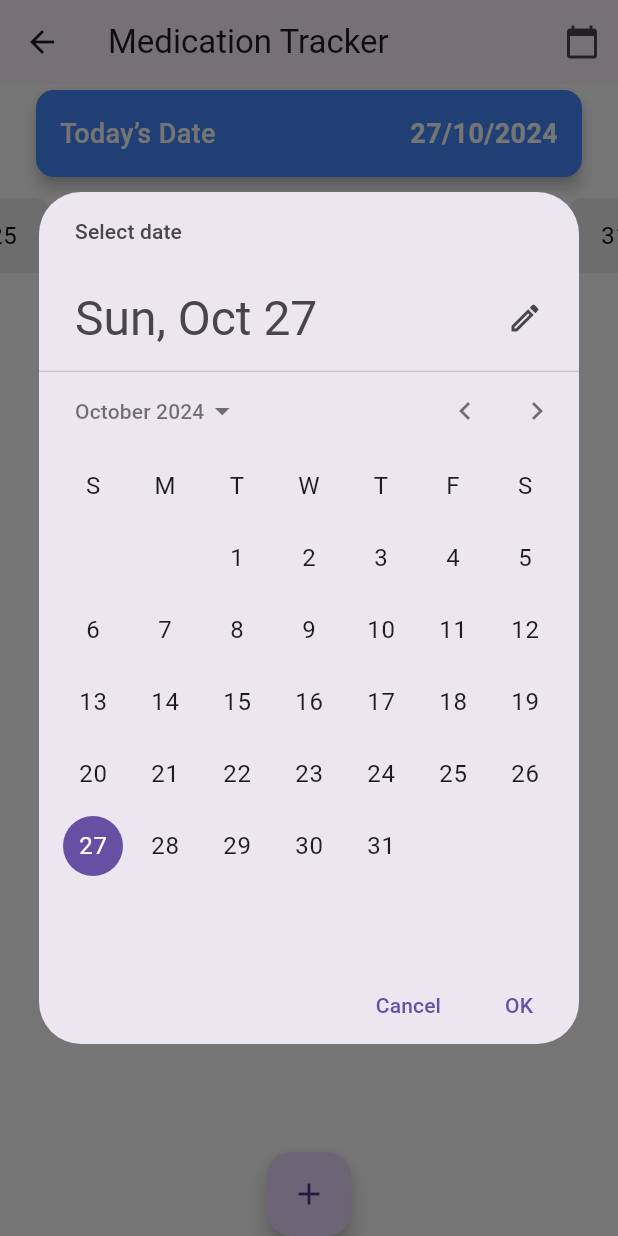
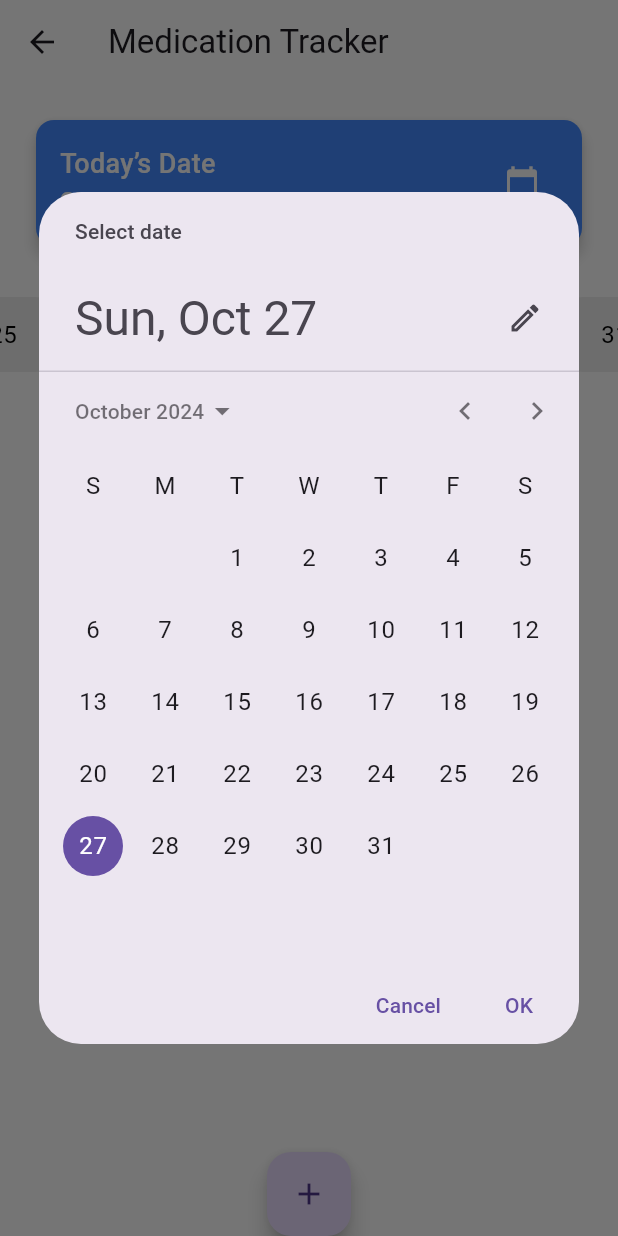
Before and after one commit to navaneeth0041/VitaCare, a Flutter app: the MedicationTrackerScreen screen opened directly, after a tap on the "calendar today" icon, on a phone screen of 412 x 824 dp. Run offline on Flutter 3.47's test engine with Material 3 defaults, Android fonts, the phone set to English and light mode, and no system bars; our stand-ins replace cloud_firestore, firebase_core, firebase_storage, flutter_local_notifications, flutter_riverpod, flutter_tts and 4 more; accounts and stored records are empty.

Commit message:
feat:change

```diff
--- a/vitacare/lib/main.dart
+++ b/vitacare/lib/main.dart
@@ -62,7 +62,7 @@ class MyApp extends ConsumerWidget {
               // Add SOSButton here
               Positioned(
                 top: 30, // Adjust this value as needed
-                right: 60,   // Position it in the left corner
+                right: 20,   // Position it in the left corner
                 child: SOSButton(
                   emergencyNumber: '+916238170626',
                   emergencyContacts: const ['+918089198810', '+916238170626'],
--- a/vitacare/lib/views/Medication/medication_tracker_screen.dart
+++ b/vitacare/lib/views/Medication/medication_tracker_screen.dart
@@ -90,26 +90,13 @@ class _MedicationTrackerScreenState extends State<MedicationTrackerScreen> {
     return Scaffold(
       backgroundColor: Colors.white,
       appBar: AppBar(
+        backgroundColor: Colors.white,
         title: Text('Medication Tracker'),
-        actions: [
-          IconButton(
-            icon: Icon(Icons.calendar_today),
-            onPressed: () async {
-              DateTime? picked = await showDatePicker(
-                context: context,
-                initialDate: selectedDate,
-                firstDate: DateTime(2000),
-                lastDate: DateTime(2101),
-              );
-              if (picked != null) _selectDate(picked);
-            },
-          ),
-        ],
       ),
       body: Column(
         children: [
 Padding(
-            padding: const EdgeInsets.symmetric(horizontal:20.0),
+  padding: const EdgeInsets.symmetric(horizontal: 20.0,vertical: 20),
   child: Card(
     color: Colors.blueAccent,
     shape: RoundedRectangleBorder(
@@ -120,6 +107,9 @@ class _MedicationTrackerScreenState extends State<MedicationTrackerScreen> {
       padding: const EdgeInsets.all(16.0),
       child: Row(
         mainAxisAlignment: MainAxisAlignment.spaceBetween,
+        children: [
+          Column(
+            crossAxisAlignment: CrossAxisAlignment.start,
             children: [
               Text(
                 "Today’s Date",
@@ -139,9 +129,24 @@ class _MedicationTrackerScreenState extends State<MedicationTrackerScreen> {
               ),
             ],
           ),
+          IconButton(
+            icon: Icon(Icons.calendar_today, color: Colors.white),
+            onPressed: () async {
+              DateTime? picked = await showDatePicker(
+                context: context,
+                initialDate: selectedDate,
+                firstDate: DateTime(2000),
+                lastDate: DateTime(2101),
+              );
+              if (picked != null) _selectDate(picked);
+            },
+          ),
+        ],
       ),
     ),
   ),
+),
+
           Container(
             height: 70,
             padding: const EdgeInsets.symmetric(vertical: 10),
```
Lines whose indentation alone changed are shown as unchanged.
